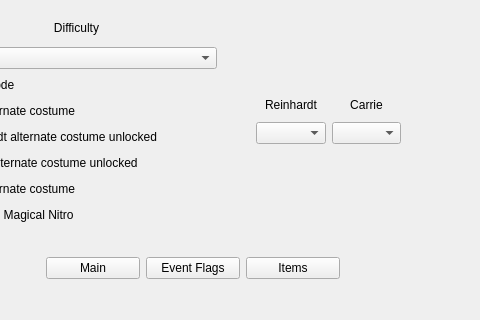
Above: mainwindow.ui from MoisesAPC/PPP before the change; both pictures show x 114 to 594 and y 397 to 717 of the 594 by 717 pixel window. Below: the same form after it.
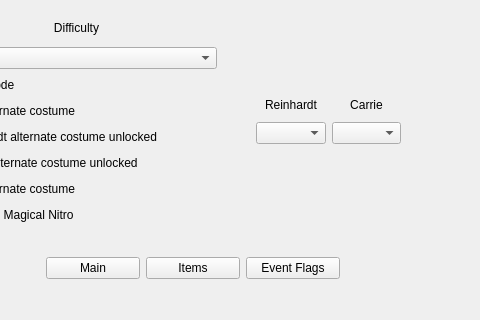
That is the form after the change. Icons and pictures are not drawn.

Commit message: Change button layout slightly

The edit to the form file:
```diff
--- a/mainwindow.ui
+++ b/mainwindow.ui
@@ -598,15 +598,15 @@
        </property>
       </widget>
      </item>
-     <item row="0" column="1">
-      <widget class="QPushButton" name="buttonMain_2">
+     <item row="0" column="2">
+      <widget class="QPushButton" name="buttonEventFlags">
        <property name="text">
         <string>Event Flags</string>
        </property>
       </widget>
      </item>
-     <item row="0" column="2">
-      <widget class="QPushButton" name="buttonMain_3">
+     <item row="0" column="1">
+      <widget class="QPushButton" name="buttonItems">
        <property name="text">
         <string>Items</string>
        </property>
```
